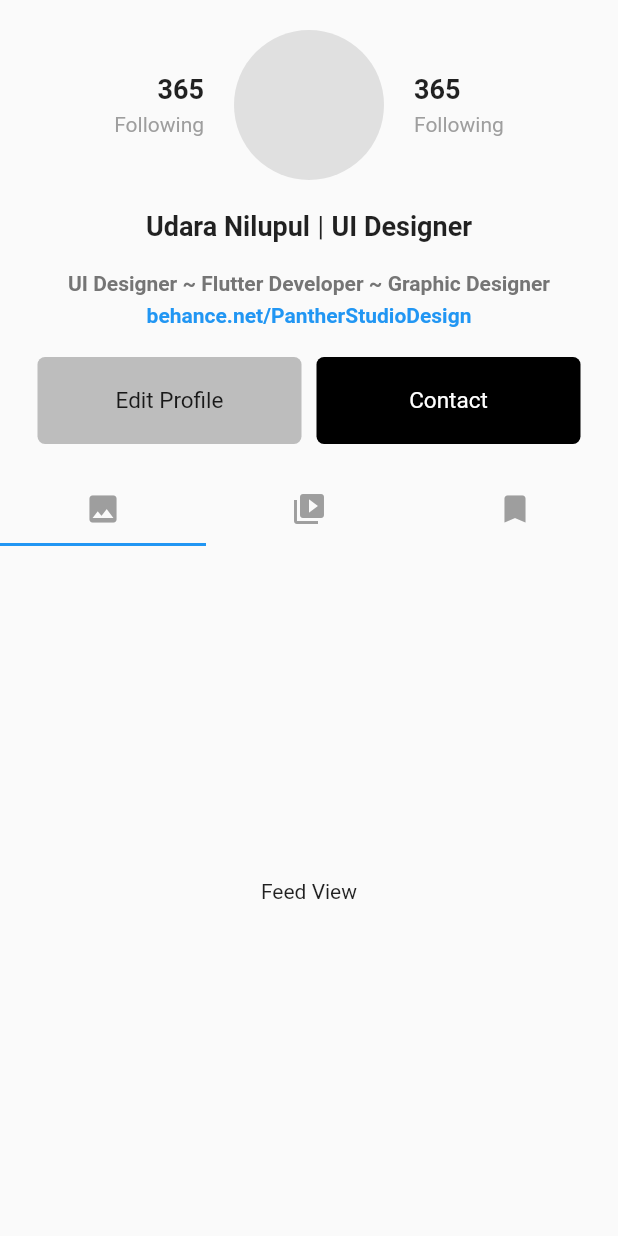
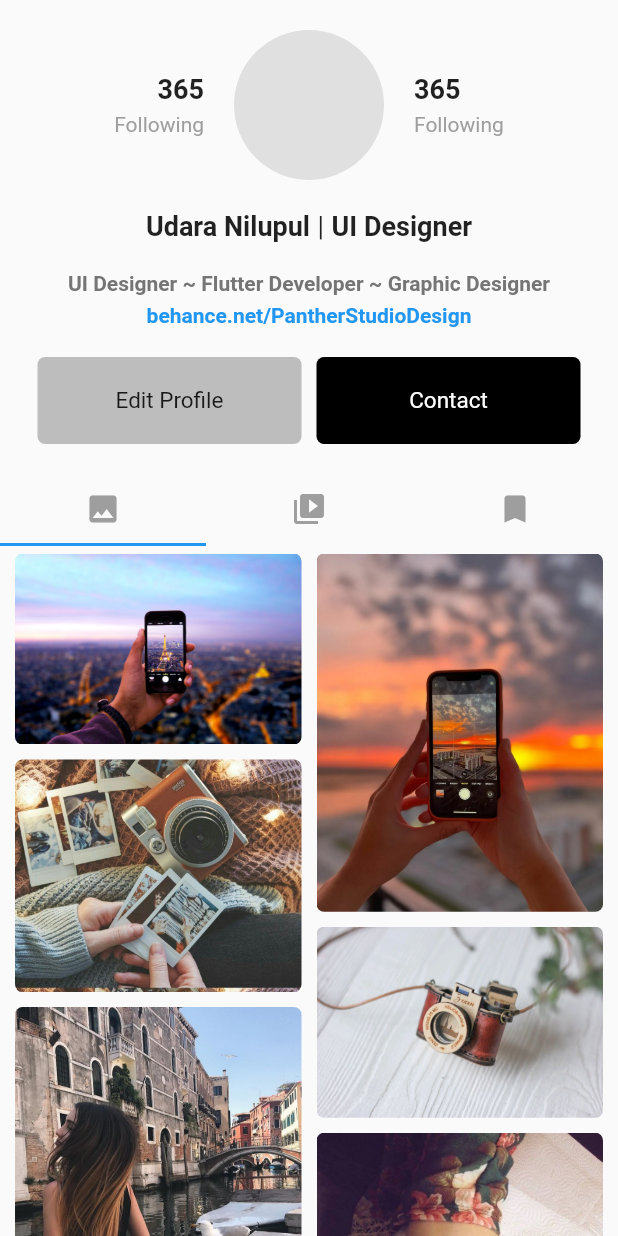
Before and after one commit to Genster78/Instagram-Redesign-, a Flutter app: the screen it shows after launch, on a phone screen of 412 x 824 dp. Run offline on Flutter 3.47's test engine with Material 2 defaults, Android fonts, the phone set to English and light mode, and no system bars.

Commit message:
complete_feedview

```diff
--- a/lib/Pages/profile_page.dart
+++ b/lib/Pages/profile_page.dart
@@ -55,8 +55,7 @@ class _ProfilePageState extends State<ProfilePage> {
     return DefaultTabController(
       length: 3,
       child: Scaffold(
-        body: SafeArea(
-          child: Column(
+        body: ListView(
           children: [
             const SizedBox(height: 20),
             // profiole details
@@ -155,6 +154,7 @@ class _ProfilePageState extends State<ProfilePage> {
                 color: Colors.grey[600],
                 fontWeight: FontWeight.bold,
               ),
+              textAlign: TextAlign.center,
             ),
 
             const SizedBox(height: 5),
@@ -166,6 +166,7 @@ class _ProfilePageState extends State<ProfilePage> {
                 color: Colors.blue,
                 fontWeight: FontWeight.bold,
               ),
+              textAlign: TextAlign.center,
             ),
 
             const SizedBox(height: 20),
@@ -226,13 +227,13 @@ class _ProfilePageState extends State<ProfilePage> {
             ),
 
             //tab bar view
-              Expanded(
+            SizedBox(
+              height: 1000,
               child: TabBarView(children: tabBarViews),
             ),
           ],
         ),
       ),
-      ),
     );
   }
 }
--- a/lib/tabs/feed_view.dart
+++ b/lib/tabs/feed_view.dart
@@ -1,12 +1,27 @@
 import 'package:flutter/material.dart';
+import 'package:flutter_staggered_grid_view/flutter_staggered_grid_view.dart';
 
 class FeedView extends StatelessWidget {
   const FeedView({super.key});
 
   @override
   Widget build(BuildContext context) {
-    return Center(
-      child: Text('Feed View'),
+    return Padding(
+      padding: const EdgeInsets.symmetric(horizontal: 5.0),
+      child: MasonryGridView.builder(
+        itemCount: 10,
+        physics: const NeverScrollableScrollPhysics(),
+        gridDelegate: const SliverSimpleGridDelegateWithFixedCrossAxisCount(
+          crossAxisCount: 2,
+        ),
+        itemBuilder: (context, index) => Padding(
+          padding: const EdgeInsets.all(5.0),
+          child: ClipRRect(
+            borderRadius: BorderRadius.circular(5),
+              child: Image.asset(
+                  'lib/images/image' + (index + 1).toString() + '.jpg')),
+        ),
+      ),
     );
   }
 }
--- a/lib/tabs/tagged_view.dart
+++ b/lib/tabs/tagged_view.dart
@@ -7,7 +7,7 @@ class TaggedView extends StatelessWidget {
   Widget build(BuildContext context) {
     return Scaffold(
       body: Center(
-        child: Text('Tagged View'),
+        child: Text('Nothing to show here'),
       ),
     );
   }
--- a/pubspec.yaml
+++ b/pubspec.yaml
@@ -35,6 +35,7 @@ dependencies:
   # The following adds the Cupertino Icons font to your application.
   # Use with the CupertinoIcons class for iOS style icons.
   cupertino_icons: ^1.0.2
+  flutter_staggered_grid_view: ^0.6.2
 
 dev_dependencies:
   flutter_test:
```
Also changed, not shown: lib/images/image10.jpg, lib/images/image9.jpeg (deleted), lib/images/image9.jpg (added), pubspec.lock. Lines whose indentation alone changed are shown as unchanged.
